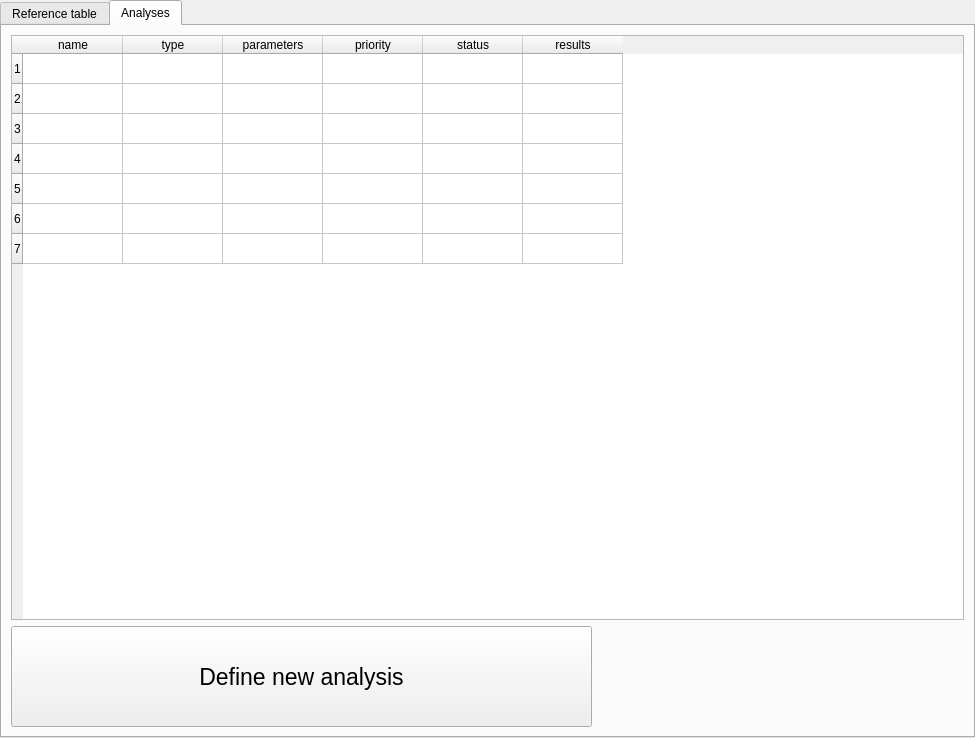
Qt form first_page/Project.ui (cbgp/diyabc) before a commit.
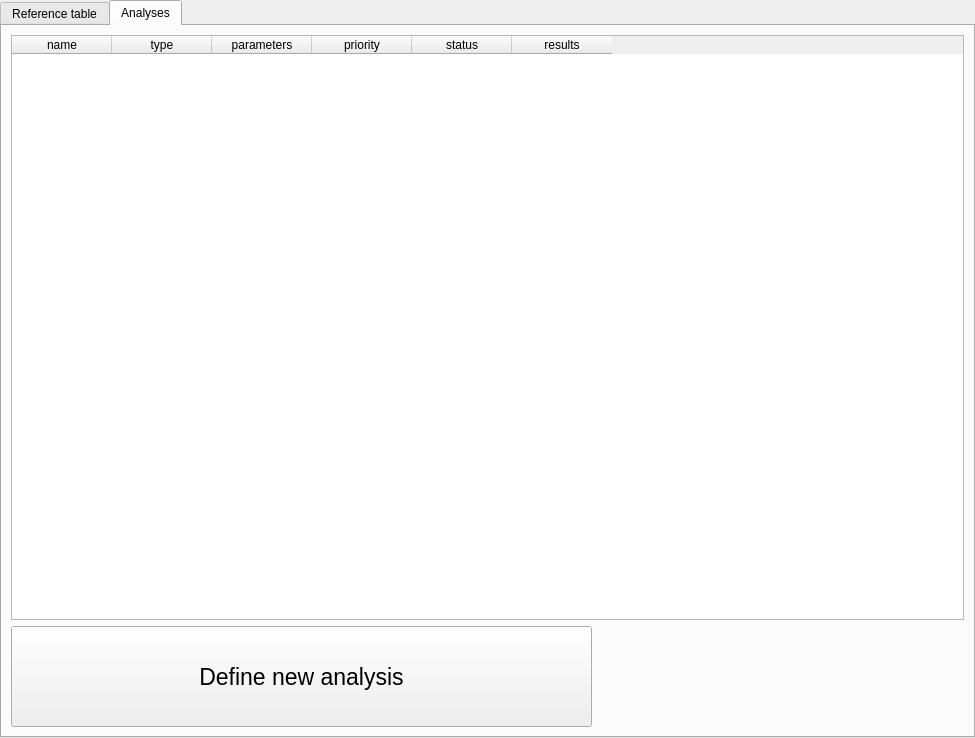
The same form after that commit. The open tabs and pages were chosen to show the change.

Commit message: initialisation d'un nouveau projet dans la classe project

```diff
--- a/first_page/Project.ui
+++ b/first_page/Project.ui
@@ -342,41 +342,6 @@
         <property name="sortingEnabled">
          <bool>true</bool>
         </property>
-        <row>
-         <property name="text">
-          <string>1</string>
-         </property>
-        </row>
-        <row>
-         <property name="text">
-          <string>2</string>
-         </property>
-        </row>
-        <row>
-         <property name="text">
-          <string>3</string>
-         </property>
-        </row>
-        <row>
-         <property name="text">
-          <string>4</string>
-         </property>
-        </row>
-        <row>
-         <property name="text">
-          <string>5</string>
-         </property>
-        </row>
-        <row>
-         <property name="text">
-          <string>6</string>
-         </property>
-        </row>
-        <row>
-         <property name="text">
-          <string>7</string>
-         </property>
-        </row>
         <column>
          <property name="text">
           <string>name</string>
```
Left out of the diff: 2 changed lines with no effect on the pictures. The commit also changes 5 other files.
